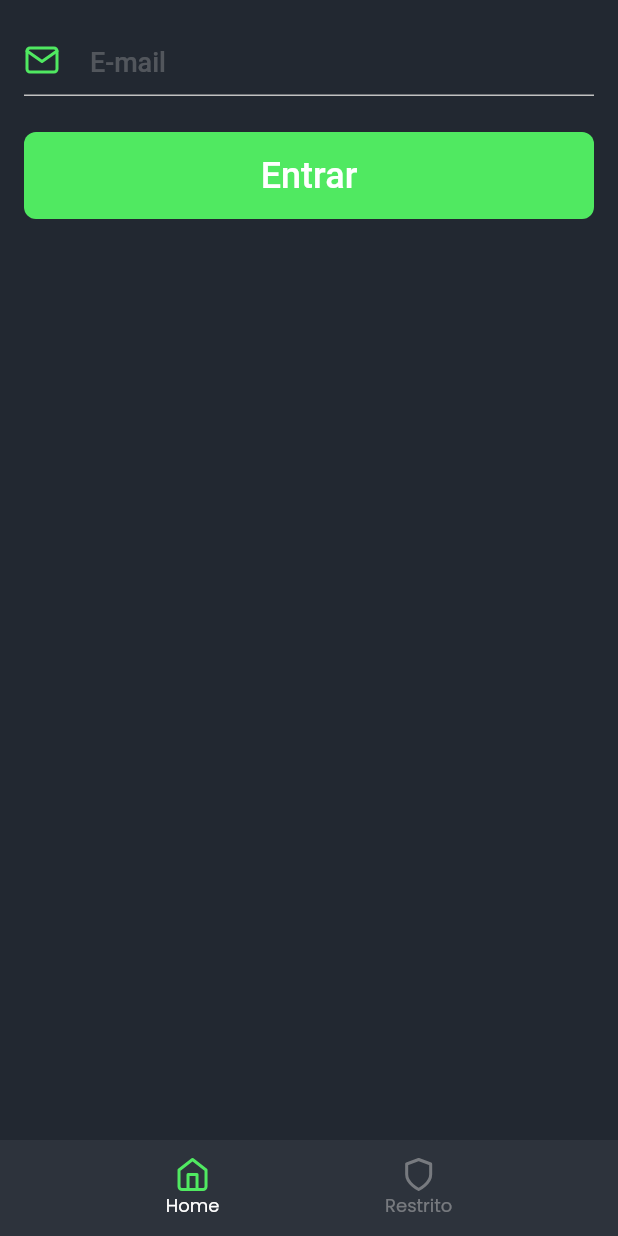
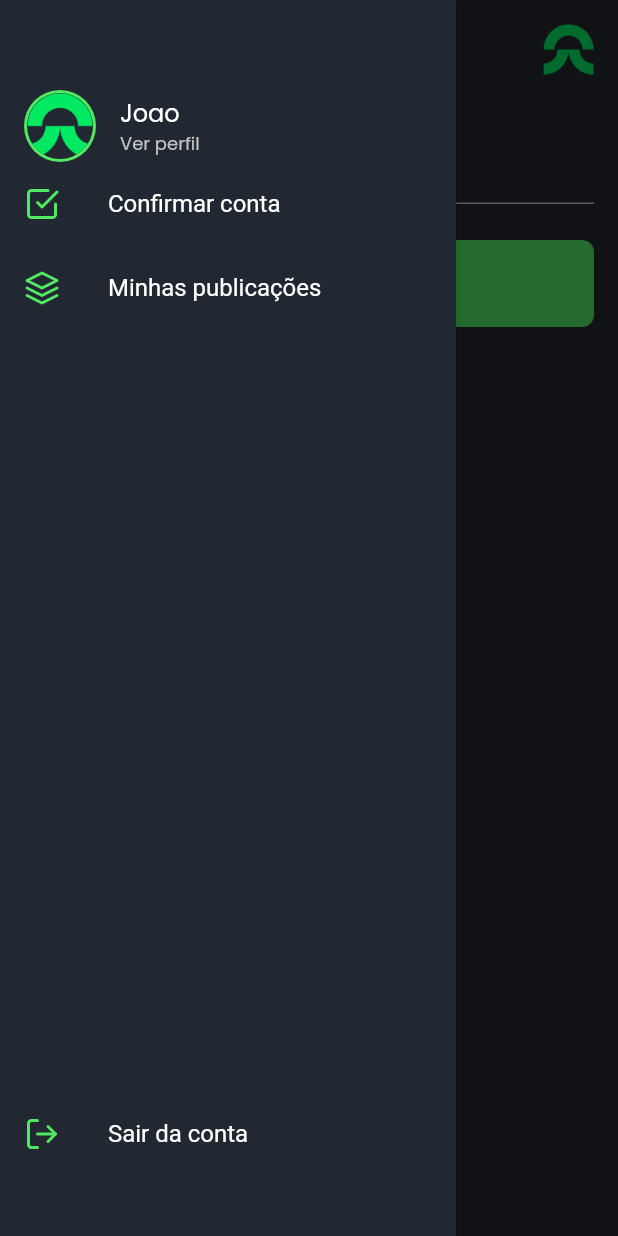
Before and after one commit to victormarques-ia/capyba_challenge, a Flutter app: the screen it shows once a user with an empty profile is signed in, with the side drawer open (before the commit the screen has no drawer), on a phone screen of 412 x 824 dp. Run offline on Flutter 3.47's test engine with Material 2 defaults, Android fonts, the light colour scheme and no system bars; our stand-ins replace cloud_firestore, firebase_auth, firebase_core, firebase_storage, flutter_feather_icons, google_fonts and 2 more; accounts and stored records are empty.

Commit message:
feat: create custom drawer navigation

```diff
--- a/lib/components/custom_app_bar.dart
+++ b/lib/components/custom_app_bar.dart
@@ -3,26 +3,36 @@ import 'package:flutter/material.dart';
 import 'package:flutter_feather_icons/flutter_feather_icons.dart';
 
 class CustomAppBar extends StatelessWidget with PreferredSizeWidget {
+  final IconData appBarIcon;
+  final GlobalKey<ScaffoldState> drawerKey;
+
   @override
   final Size preferredSize;
 
   CustomAppBar({
     Key key,
+    @optionalTypeArgs this.appBarIcon,
+    this.drawerKey,
   })  : preferredSize = Size.fromHeight(72.0),
         super(key: key);
   @override
   Widget build(BuildContext context) {
     return AppBar(
       leading: Transform.translate(
-        offset: Offset(-8, 0),
+        offset: appBarIcon != null ? Offset(0, 0) : Offset(-8, 0),
         child: IconButton(
-          icon: Icon(
-            FeatherIcons.chevronLeft,
-            color: Theme.of(context).primaryColor,
-            size: 34.0,
-          ),
-          onPressed: () => Navigator.pop(context),
-        ),
+            icon: Icon(
+              appBarIcon != null ? appBarIcon : FeatherIcons.chevronLeft,
+              color: Theme.of(context).primaryColor,
+              size: 34.0,
+            ),
+            onPressed: () {
+              if (drawerKey != null) {
+                drawerKey.currentState.openDrawer();
+              } else {
+                Navigator.pop(context);
+              }
+            }),
       ),
       backgroundColor: kBackgroundColor,
       actions: [
--- /dev/null
+++ b/lib/components/custom_drawer.dart
@@ -0,0 +1,77 @@
+import 'package:flutter/material.dart';
+import 'package:capyba_challenge/components/user_avatar.dart';
+import 'package:capyba_challenge/global/styles/constants.dart';
+import 'package:flutter_feather_icons/flutter_feather_icons.dart';
+
+import 'drawer_navigation_item.dart';
+
+class CustomDrawer extends StatelessWidget {
+  @override
+  Widget build(BuildContext context) {
+    return Drawer(
+        elevation: 2,
+        child: Padding(
+          padding: EdgeInsets.only(top: 60.0, bottom: 40.0),
+          child: Column(
+            children: [
+              Container(
+                padding: EdgeInsets.symmetric(horizontal: 16.0),
+                child: Row(
+                  children: [
+                    UserAvatar(
+                      radius: 24.0,
+                    ),
+                    SizedBox(
+                      width: 16.0,
+                    ),
+                    Column(
+                      crossAxisAlignment: CrossAxisAlignment.start,
+                      mainAxisAlignment: MainAxisAlignment.center,
+                      children: [
+                        Text(
+                          "Joao",
+                          style: TextTextStyle,
+                        ),
+                        Text(
+                          "Ver perfil",
+                          style: InactiveTextTextStyle.copyWith(
+                              color: kInactiveColor),
+                        )
+                      ],
+                    ),
+                  ],
+                ),
+              ),
+              Expanded(
+                child: ListView(
+                  children: [
+                    Column(
+                      children: [
+                        DrawerNavigationItem(
+                          drawerContext: context,
+                          itemIcon: FeatherIcons.checkSquare,
+                          itemText: "Confirmar conta",
+                        ),
+                        DrawerNavigationItem(
+                          drawerContext: context,
+                          itemIcon: FeatherIcons.layers,
+                          itemText: "Minhas publicações",
+                        ),
+                      ],
+                    ),
+                  ],
+                ),
+              ),
+              Align(
+                alignment: FractionalOffset.bottomCenter,
+                child: DrawerNavigationItem(
+                  drawerContext: context,
+                  itemIcon: FeatherIcons.logOut,
+                  itemText: "Sair da conta",
+                ),
+              ),
+            ],
+          ),
+        ));
+  }
+}
--- /dev/null
+++ b/lib/components/drawer_navigation_item.dart
@@ -0,0 +1,29 @@
+import 'package:flutter/material.dart';
+import 'package:capyba_challenge/global/styles/constants.dart';
+
+class DrawerNavigationItem extends StatelessWidget {
+  final IconData itemIcon;
+  final String itemText;
+  final BuildContext drawerContext;
+  final bool itemSelected;
+
+  const DrawerNavigationItem({
+    Key key,
+    @required this.itemIcon,
+    @required this.itemText,
+    @required this.drawerContext,
+    this.itemSelected,
+  }) : super(key: key);
+
+  @override
+  Widget build(BuildContext context) {
+    return ListTile(
+      onTap: () => Navigator.of(drawerContext).pop(),
+      leading: Icon(
+        itemIcon,
+        color: Theme.of(context).primaryColor,
+      ),
+      title: Text(itemText, style: TextTextStyle),
+    );
+  }
+}
--- a/lib/components/user_avatar.dart
+++ b/lib/components/user_avatar.dart
@@ -5,15 +5,20 @@ import 'package:flutter/material.dart';
 
 class UserAvatar extends StatelessWidget {
   final dynamic userAvatarImage;
+  final double radius;
 
-  const UserAvatar({Key key, @required this.userAvatarImage}) : super(key: key);
+  const UserAvatar({
+    Key key,
+    @optionalTypeArgs this.userAvatarImage,
+    @optionalTypeArgs this.radius,
+  }) : super(key: key);
   @override
   Widget build(BuildContext context) {
     return CircleAvatar(
-      radius: 74.0,
+      radius: radius != null ? radius : 74.0,
       backgroundColor: Theme.of(context).primaryColor,
       child: CircleAvatar(
-        radius: 72.0,
+        radius: radius != null ? radius - 2.0 : 72.0,
         backgroundColor: kBackgroundColor,
         backgroundImage: userAvatarImage != null
             ? FileImage(
--- a/lib/controllers/user_form_controller.dart
+++ b/lib/controllers/user_form_controller.dart
@@ -1,4 +1,4 @@
-import 'package:capyba_challenge/components/custtom_bottom_dialog.dart';
+import 'package:capyba_challenge/components/custom_bottom_dialog.dart';
 import 'package:capyba_challenge/global/styles/constants.dart';
 import 'package:capyba_challenge/models/user_model.dart';
 import 'package:capyba_challenge/repositories/user/user_repository.dart';
--- a/lib/global/styles/theme.dart
+++ b/lib/global/styles/theme.dart
@@ -7,6 +7,8 @@ ThemeData defaultThemeData(BuildContext context) {
     primaryColor: kMainColor,
     scaffoldBackgroundColor: kBackgroundColor,
     appBarTheme: appBarTheme,
+    canvasColor: kBackgroundColor,
+    backgroundColor: kBackgroundColor,
     splashColor: kDetailsColor.withOpacity(0.3),
     brightness: Brightness.dark,
     errorColor: kErrorColor,
--- a/lib/main.dart
+++ b/lib/main.dart
@@ -1,4 +1,4 @@
-import 'package:capyba_challenge/routes.dart';
+import 'package:capyba_challenge/navigations/routes.dart';
 import 'package:capyba_challenge/services/auth_service.dart';
 import 'package:capyba_challenge/wrapper.dart';
 import 'package:firebase_core/firebase_core.dart';
--- a/lib/screens/main_navigation.dart
+++ b/lib/navigations/bottom_navigation.dart
@@ -1,16 +1,16 @@
 import 'package:capyba_challenge/components/bottom_navigation_item.dart';
-import 'package:capyba_challenge/screens/register/register_screen.dart';
+import 'package:capyba_challenge/screens/restricted/restricted_Screen.dart';
 import 'package:capyba_challenge/screens/welcome/welcome_screen.dart';
 import 'package:flutter/material.dart';
 import 'package:flutter_feather_icons/flutter_feather_icons.dart';
 
-class MainNavigation extends StatefulWidget {
+class BottomNavigation extends StatefulWidget {
   static String routeName = "/main";
   @override
-  _MainNavigationState createState() => _MainNavigationState();
+  _BottomNavigationState createState() => _BottomNavigationState();
 }
 
-class _MainNavigationState extends State<MainNavigation> {
+class _BottomNavigationState extends State<BottomNavigation> {
   List<bool> bottomNavigationItemStatus = [true, false];
 
   Widget currentWidgetView;
@@ -30,7 +30,7 @@ class _MainNavigationState extends State<MainNavigation> {
           currentWidgetView = WelcomeScreen();
           break;
         case 1:
-          currentWidgetView = RegisterScreen();
+          currentWidgetView = RestrictedScreen();
           break;
       }
       bottomNavigationItemStatus = [
--- /dev/null
+++ b/lib/navigations/drawer_navigation.dart
@@ -0,0 +1,36 @@
+import 'package:capyba_challenge/components/custom_app_bar.dart';
+import 'package:capyba_challenge/components/custom_drawer.dart';
+import 'package:flutter/material.dart';
+import 'package:flutter_feather_icons/flutter_feather_icons.dart';
+
+import 'bottom_navigation.dart';
+
+GlobalKey<ScaffoldState> _key = GlobalKey();
+
+class DrawerNavigation extends StatefulWidget {
+  @override
+  _DrawerNavigationState createState() => _DrawerNavigationState();
+}
+
+class _DrawerNavigationState extends State<DrawerNavigation> {
+  @override
+  Widget build(BuildContext context) {
+    return Scaffold(
+      key: _key,
+      drawer: buildDrawer(),
+      appBar: CustomAppBar(
+        appBarIcon: FeatherIcons.menu,
+        drawerKey: _key,
+      ),
+      body: Builder(
+        builder: (context) {
+          return BottomNavigation();
+        },
+      ),
+    );
+  }
+
+  Widget buildDrawer() {
+    return CustomDrawer();
+  }
+}
--- a/lib/routes.dart
+++ b/lib/navigations/routes.dart
@@ -1,4 +1,4 @@
-import 'package:capyba_challenge/screens/main_navigation.dart';
+import 'package:capyba_challenge/navigations/bottom_navigation.dart';
 import 'package:capyba_challenge/screens/register/register_screen.dart';
 import 'package:capyba_challenge/screens/welcome/welcome_screen.dart';
 import 'package:capyba_challenge/screens/login/login_screen.dart';
@@ -8,5 +8,5 @@ final Map<String, WidgetBuilder> routes = {
   WelcomeScreen.routeName: (context) => WelcomeScreen(),
   LoginScreen.routeName: (context) => LoginScreen(),
   RegisterScreen.routeName: (context) => RegisterScreen(),
-  MainNavigation.routeName: (context) => MainNavigation(),
+  BottomNavigation.routeName: (context) => BottomNavigation(),
 };
--- /dev/null
+++ b/lib/screens/restricted/components/body.dart
@@ -0,0 +1,10 @@
+import 'package:flutter/material.dart';
+
+class Body extends StatelessWidget {
+  @override
+  Widget build(BuildContext context) {
+    return SafeArea(
+      child: Text("Restricted"),
+    );
+  }
+}
--- /dev/null
+++ b/lib/screens/restricted/restricted_Screen.dart
@@ -0,0 +1,13 @@
+import 'package:flutter/material.dart';
+
+import 'components/body.dart';
+
+class RestrictedScreen extends StatelessWidget {
+  static String routeName = "/restricted";
+  @override
+  Widget build(BuildContext context) {
+    return Scaffold(
+      body: Body(),
+    );
+  }
+}
--- a/lib/utils/custom_show_bottom_dialog.dart
+++ b/lib/utils/custom_show_bottom_dialog.dart
@@ -1,4 +1,4 @@
-import 'package:capyba_challenge/components/custtom_bottom_dialog.dart';
+import 'package:capyba_challenge/components/custom_bottom_dialog.dart';
 import 'package:flutter/material.dart';
 import 'package:capyba_challenge/global/styles/constants.dart';
 
--- a/lib/wrapper.dart
+++ b/lib/wrapper.dart
@@ -1,9 +1,9 @@
+import 'package:capyba_challenge/navigations/drawer_navigation.dart';
 import 'package:flutter/material.dart';
 import 'package:provider/provider.dart';
 
 import 'models/user_model.dart';
 import 'screens/login/login_screen.dart';
-import 'screens/main_navigation.dart';
 
 class Wrapper extends StatelessWidget {
   @override
@@ -11,8 +11,8 @@ class Wrapper extends StatelessWidget {
     final user = Provider.of<UserModel>(context);
 
     return AnimatedSwitcher(
-      duration: Duration(milliseconds: 250),
-      child: user != null ? MainNavigation() : LoginScreen(),
+      duration: Duration(milliseconds: 0),
+      child: user != null ? DrawerNavigation() : LoginScreen(),
     );
   }
 }
```
Also changed, not shown: lib/components/custom_bottom_dialog.dart (renamed from lib/components/custtom_bottom_dialog.dart).
